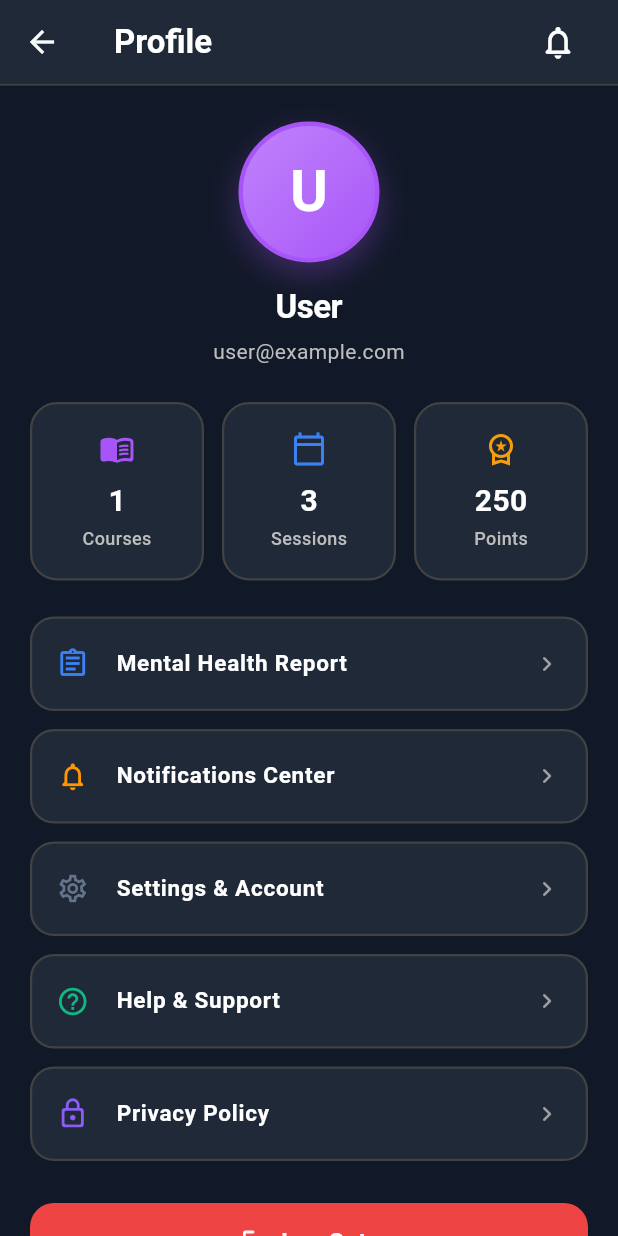
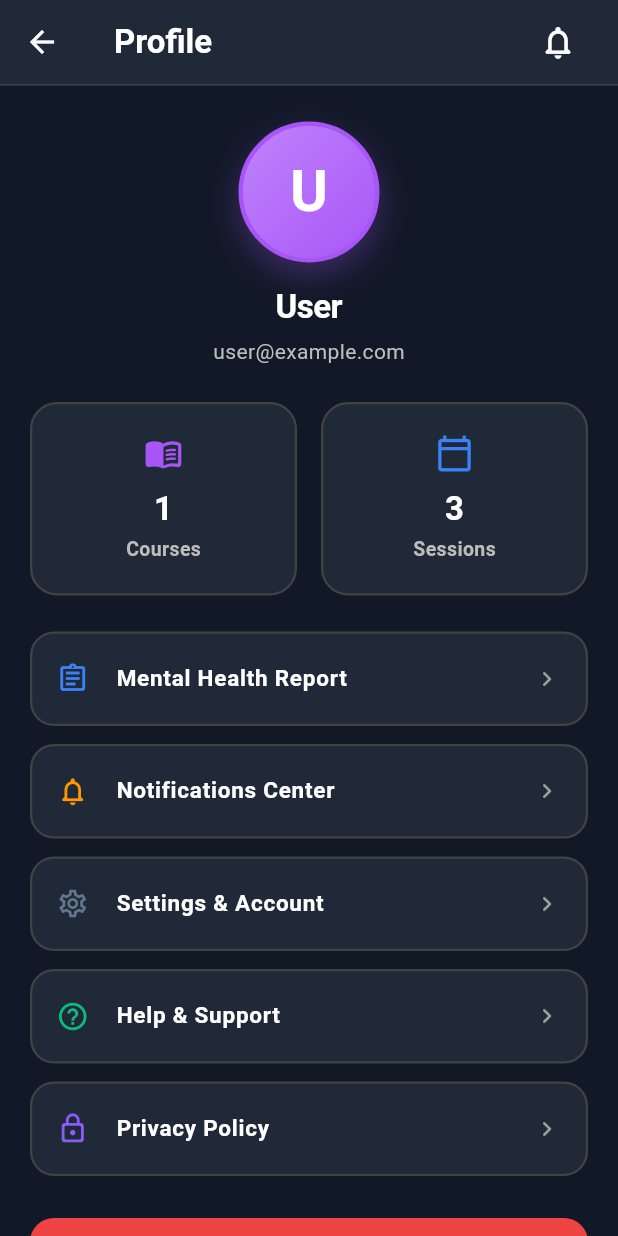
Before and after one commit to joba967/Ashwash2, a Flutter app: the ProfileScreen screen opened directly, on a phone screen of 412 x 824 dp. Run offline on Flutter 3.47's test engine with Material 3 defaults, Android fonts, the phone set to English and light mode, and no system bars; our stand-ins replace cloud_firestore, file_picker, firebase_auth, firebase_core, firebase_messaging, google_fonts and 2 more; accounts and stored records are empty; network calls fail.

Commit message:
Update photo button text, remove gallery icon, remove points card, and make courses and sessions cards clickable

```diff
--- a/ashwash_app/lib/features/profile/profile_screen.dart
+++ b/ashwash_app/lib/features/profile/profile_screen.dart
@@ -7,8 +7,9 @@ import '../../core/providers/dashboard_provider.dart';
 import '../../core/providers/language_provider.dart';
 import '../../core/providers/notification_provider.dart';
 import '../../core/providers/specialist_provider.dart';
-import '../../core/providers/mood_progress_provider.dart';
+import '../appointments/specialist_list_screen.dart';
 import '../auth/presentation/screens/login_screen.dart';
+import '../courses/courses_screen.dart';
 import '../notifications/screens/notification_screen.dart';
 import 'settings_screen.dart';
 import 'report_screen.dart';
@@ -39,7 +40,6 @@ class _ProfileScreenState extends State<ProfileScreen> {
     final notifProvider = Provider.of<NotificationProvider>(context);
     final dashboardProvider = Provider.of<DashboardProvider>(context);
     final specialistProvider = Provider.of<SpecialistProvider>(context);
-    final moodProgressProvider = Provider.of<MoodProgressProvider>(context);
 
     final isBn = langProvider.isBangla;
     final isDark = Theme.of(context).brightness == Brightness.dark;
@@ -54,8 +54,6 @@ class _ProfileScreenState extends State<ProfileScreen> {
     // REAL DYNAMIC STATS COMPUTATION (NO HARDCODED DUMMY NUMBERS)
     final int realCoursesCount = dashboardProvider.enrolledCourses.length;
     final int realSessionsCount = specialistProvider.appointments.length;
-    final int moodCount = moodProgressProvider.moodHistory.length;
-    final int realPointsCount = (realCoursesCount * 100) + (realSessionsCount * 50) + (moodCount * 20);
 
     // PROFILE PICTURE FROM DEVICE/BACKEND
     ImageProvider? avatarImage;
@@ -199,10 +197,18 @@ class _ProfileScreenState extends State<ProfileScreen> {
             ),
             const SizedBox(height: 24),
 
-            // Real Stats Summary Cards Row (Actual dynamic values)
+            // Real Interactive Stats Cards Row (Clickable to view actual details)
             Row(
               children: [
                 Expanded(
+                  child: InkWell(
+                    onTap: () {
+                      Navigator.push(
+                        context,
+                        MaterialPageRoute(builder: (_) => const CoursesScreen()),
+                      );
+                    },
+                    borderRadius: BorderRadius.circular(18),
                     child: _buildStatBox(
                       context,
                       count: '$realCoursesCount',
@@ -212,26 +218,25 @@ class _ProfileScreenState extends State<ProfileScreen> {
                       isDark: isDark,
                     ),
                   ),
-                const SizedBox(width: 12),
+                ),
+                const SizedBox(width: 16),
                 Expanded(
+                  child: InkWell(
+                    onTap: () {
+                      Navigator.push(
+                        context,
+                        MaterialPageRoute(builder: (_) => const SpecialistListScreen()),
+                      );
+                    },
+                    borderRadius: BorderRadius.circular(18),
                     child: _buildStatBox(
                       context,
                       count: '$realSessionsCount',
-                    label: isBn ? 'সেশন' : 'Sessions',
+                      label: isBn ? 'সেশনসমূহ' : 'Sessions',
                       icon: Icons.calendar_today_outlined,
                       iconColor: const Color(0xFF3B82F6),
                       isDark: isDark,
                     ),
-                ),
-                const SizedBox(width: 12),
-                Expanded(
-                  child: _buildStatBox(
-                    context,
-                    count: '$realPointsCount',
-                    label: isBn ? 'পয়েন্ট' : 'Points',
-                    icon: Icons.workspace_premium_outlined,
-                    iconColor: const Color(0xFFF59E0B),
-                    isDark: isDark,
                   ),
                 ),
               ],
@@ -364,7 +369,7 @@ class _ProfileScreenState extends State<ProfileScreen> {
     required bool isDark,
   }) {
     return Container(
-      padding: const EdgeInsets.symmetric(vertical: 18),
+      padding: const EdgeInsets.symmetric(vertical: 20),
       decoration: BoxDecoration(
         color: isDark ? AppColors.darkSurface : Colors.white,
         borderRadius: BorderRadius.circular(18),
@@ -380,13 +385,13 @@ class _ProfileScreenState extends State<ProfileScreen> {
       child: Column(
         mainAxisAlignment: MainAxisAlignment.center,
         children: [
-          Icon(icon, color: iconColor, size: 24),
+          Icon(icon, color: iconColor, size: 26),
           const SizedBox(height: 8),
           Text(
             count,
             style: TextStyle(
               fontWeight: FontWeight.bold,
-              fontSize: 20,
+              fontSize: 22,
               color: isDark ? Colors.white : const Color(0xFF0F172A),
             ),
           ),
@@ -395,8 +400,8 @@ class _ProfileScreenState extends State<ProfileScreen> {
             label,
             style: TextStyle(
               color: isDark ? Colors.grey.shade400 : Colors.grey.shade500,
-              fontSize: 12,
-              fontWeight: FontWeight.w500,
+              fontSize: 13,
+              fontWeight: FontWeight.w600,
             ),
           ),
         ],
```
Also changed, not shown: ashwash_app/lib/features/profile/settings_screen.dart (+7 -8 lines). Lines whose indentation alone changed are shown as unchanged.
